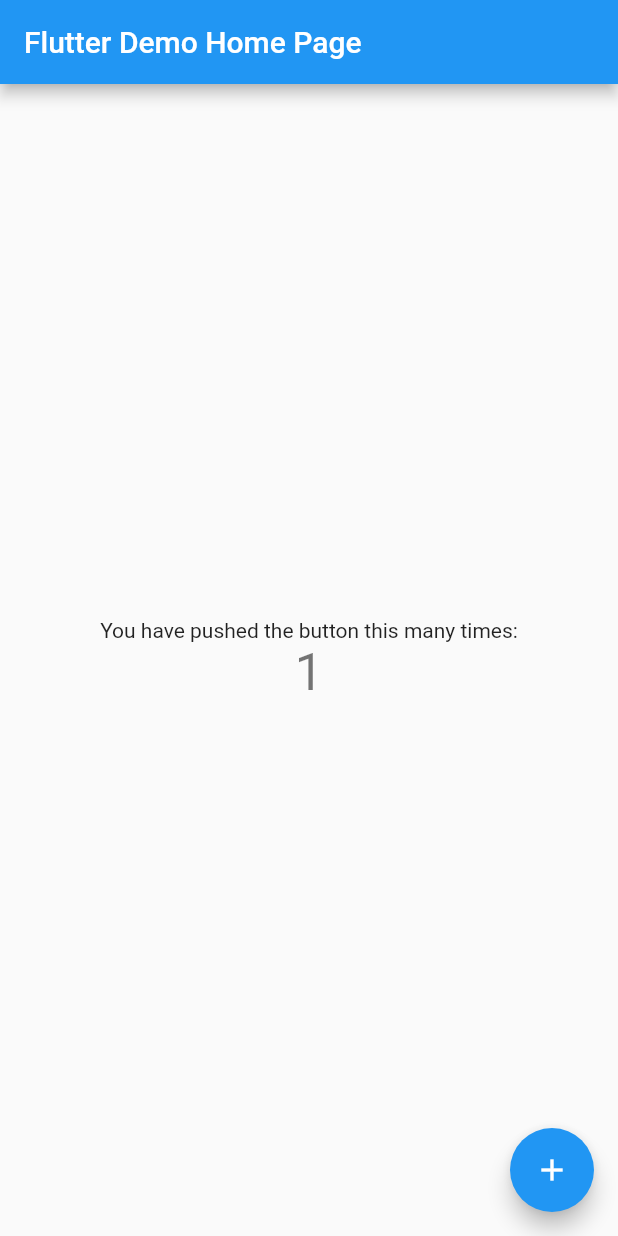
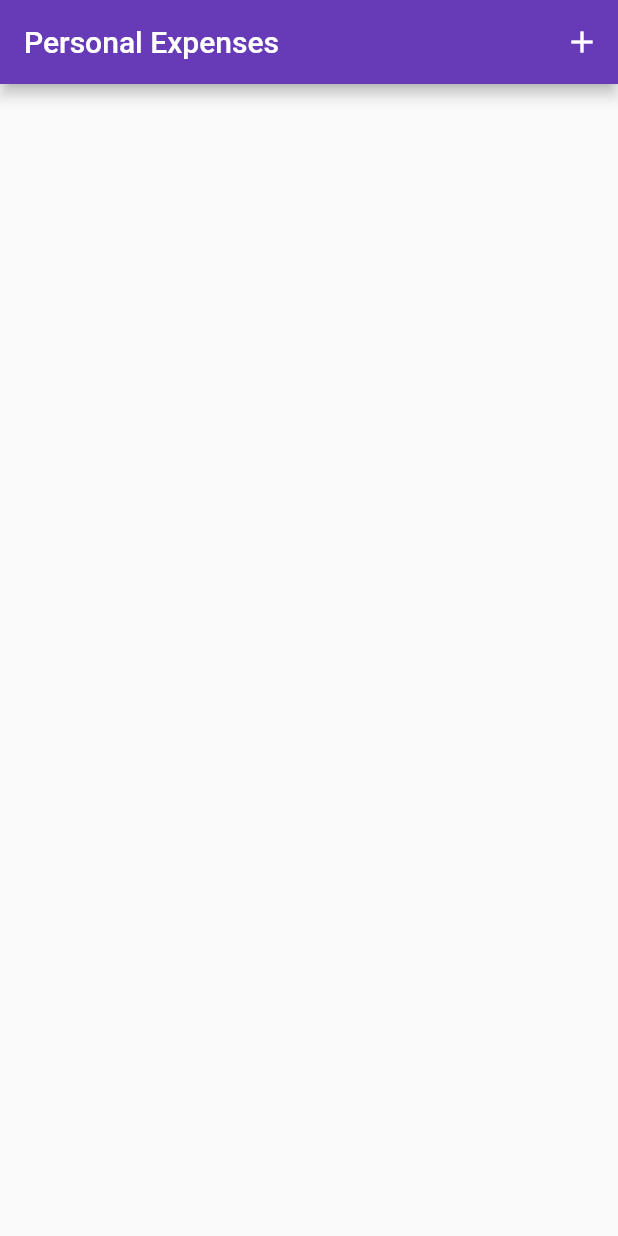
Before and after one commit to LayzeePreneur/Levy, a Flutter app: the screen it shows after launch, after a tap on the "add" icon, on a phone screen of 412 x 824 dp. Run offline on Flutter 3.47's test engine with Material 2 defaults, Android fonts, the light colour scheme and no system bars.

Commit message:
Create appbar with plus icon

```diff
--- a/lib/main.dart
+++ b/lib/main.dart
@@ -1,117 +1,43 @@
 import 'package:flutter/material.dart';
 
-void main() {
-  runApp(MyApp());
-}
+void main() => runApp(PersonalExpenses());
 
-class MyApp extends StatelessWidget {
-  // This widget is the root of your application.
+class PersonalExpenses extends StatelessWidget {
   @override
   Widget build(BuildContext context) {
     return MaterialApp(
-      title: 'Flutter Demo',
+      debugShowCheckedModeBanner: false,
       theme: ThemeData(
-        // This is the theme of your application.
-        //
-        // Try running your application with "flutter run". You'll see the
-        // application has a blue toolbar. Then, without quitting the app, try
-        // changing the primarySwatch below to Colors.green and then invoke
-        // "hot reload" (press "r" in the console where you ran "flutter run",
-        // or simply save your changes to "hot reload" in a Flutter IDE).
-        // Notice that the counter didn't reset back to zero; the application
-        // is not restarted.
-        primarySwatch: Colors.blue,
-        // This makes the visual density adapt to the platform that you run
-        // the app on. For desktop platforms, the controls will be smaller and
-        // closer together (more dense) than on mobile platforms.
-        visualDensity: VisualDensity.adaptivePlatformDensity,
+        primarySwatch: Colors.deepPurple,
+        accentColor: Colors.amber,
       ),
-      home: MyHomePage(title: 'Flutter Demo Home Page'),
+      home: HomePage(title: 'Personal Expenses'),
     );
   }
 }
 
-class MyHomePage extends StatefulWidget {
-  MyHomePage({Key key, this.title}) : super(key: key);
-
-  // This widget is the home page of your application. It is stateful, meaning
-  // that it has a State object (defined below) that contains fields that affect
-  // how it looks.
-
-  // This class is the configuration for the state. It holds the values (in this
-  // case the title) provided by the parent (in this case the App widget) and
-  // used by the build method of the State. Fields in a Widget subclass are
-  // always marked "final".
-
+class HomePage extends StatefulWidget {
   final String title;
 
+  HomePage({Key key, this.title});
+
   @override
-  _MyHomePageState createState() => _MyHomePageState();
+  State<StatefulWidget> createState() => _HomePageState();
 }
 
-class _MyHomePageState extends State<MyHomePage> {
-  int _counter = 0;
-
-  void _incrementCounter() {
-    setState(() {
-      // This call to setState tells the Flutter framework that something has
-      // changed in this State, which causes it to rerun the build method below
-      // so that the display can reflect the updated values. If we changed
-      // _counter without calling setState(), then the build method would not be
-      // called again, and so nothing would appear to happen.
-      _counter++;
-    });
-  }
-
+class _HomePageState extends State<HomePage> {
   @override
   Widget build(BuildContext context) {
-    // This method is rerun every time setState is called, for instance as done
-    // by the _incrementCounter method above.
-    //
-    // The Flutter framework has been optimized to make rerunning build methods
-    // fast, so that you can just rebuild anything that needs updating rather
-    // than having to individually change instances of widgets.
     return Scaffold(
       appBar: AppBar(
-        // Here we take the value from the MyHomePage object that was created by
-        // the App.build method, and use it to set our appbar title.
         title: Text(widget.title),
+        actions: <Widget>[
+          IconButton(
+            icon: Icon(Icons.add),
+            onPressed: () {},
+          ),
+        ],
       ),
-      body: Center(
-        // Center is a layout widget. It takes a single child and positions it
-        // in the middle of the parent.
-        child: Column(
-          // Column is also a layout widget. It takes a list of children and
-          // arranges them vertically. By default, it sizes itself to fit its
-          // children horizontally, and tries to be as tall as its parent.
-          //
-          // Invoke "debug painting" (press "p" in the console, choose the
-          // "Toggle Debug Paint" action from the Flutter Inspector in Android
-          // Studio, or the "Toggle Debug Paint" command in Visual Studio Code)
-          // to see the wireframe for each widget.
-          //
-          // Column has various properties to control how it sizes itself and
-          // how it positions its children. Here we use mainAxisAlignment to
-          // center the children vertically; the main axis here is the vertical
-          // axis because Columns are vertical (the cross axis would be
-          // horizontal).
-          mainAxisAlignment: MainAxisAlignment.center,
-          children: <Widget>[
-            Text(
-              'You have pushed the button this many times:',
-            ),
-            Text(
-              '$_counter',
-              style: Theme.of(context).textTheme.headline4,
-            ),
-          ],
-        ),
-      ),
-      floatingActionButton: FloatingActionButton(
-        onPressed: _incrementCounter,
-        tooltip: 'Increment',
-        child: Icon(Icons.add),
-      ), // This trailing comma makes auto-formatting nicer for build methods.
     );
   }
 }
```
Also changed, not shown: 1 other file.
